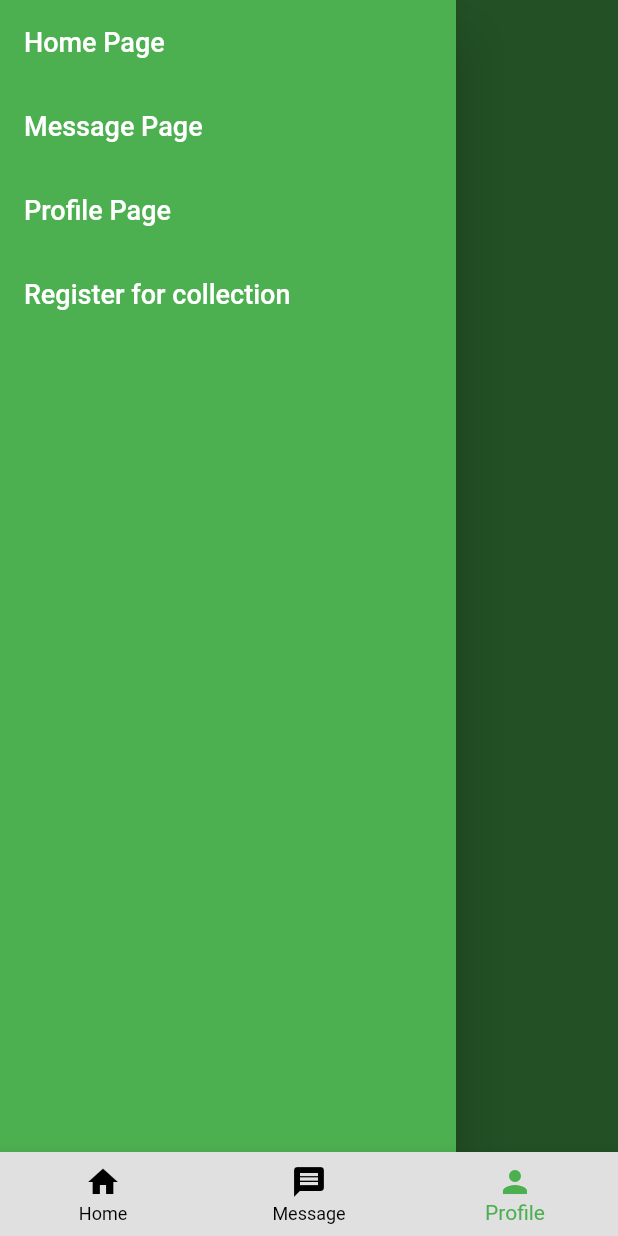
After one commit to rono516/e_safi, a Flutter app: the BottomNavigationPage screen opened directly, item 3 of the bottom bar chosen, with the side drawer open, on a phone screen of 412 x 824 dp. The commit adds this screen. Run offline on Flutter 3.47's test engine with Material 2 defaults, Android fonts, the phone set to English and light mode, and no system bars; our stand-ins replace cloud_firestore, firebase_auth, firebase_core; missing offline and left inert: mpesa_flutter_plugin; accounts and stored records are empty.

Commit message:
navigation

```diff
--- a/lib/pages/home_page.dart
+++ b/lib/pages/home_page.dart
@@ -1,8 +1,10 @@
 // ignore_for_file: prefer_const_constructors, prefer_const_literals_to_create_immutables, duplicate_ignore
 import 'package:firebase_auth/firebase_auth.dart';
 import 'package:flutter/material.dart';
-import 'package:wasteapp/pages/login.dart';
 import 'package:wasteapp/pages/main_screen.dart';
+import 'package:wasteapp/pages/message_page.dart';
+import 'package:wasteapp/pages/profile_page.dart';
+import 'package:wasteapp/widgets/drawer.dart';
 import 'collection_page.dart';
 import '../widgets/exercise_title.dart';
 import 'package:intl/intl.dart';
@@ -23,18 +25,7 @@ class _HomePageState extends State<HomePage> {
   @override
   Widget build(BuildContext context) {
     return Scaffold(
-      drawer: Drawer(
-          child: Container(
-        color: Colors.green[500],
-        child: ListView(children: [
-          TextButton(
-              onPressed: signOut,
-              child: Text('Logout', style: TextStyle(color: Colors.white))),
-          TextButton(
-              onPressed: () {},
-              child: Text('My Profile', style: TextStyle(color: Colors.white)))
-        ]),
-      )),
+      drawer: MainDrawer(),
       backgroundColor: Colors.green[800],
       body: SafeArea(
         child: Column(children: [
@@ -177,14 +168,6 @@ class _HomePageState extends State<HomePage> {
           ),
         ]),
       ),
-      bottomNavigationBar: BottomNavigationBar(items: <BottomNavigationBarItem>[
-        BottomNavigationBarItem(icon: Icon(Icons.home), label: 'Home'),
-        BottomNavigationBarItem(icon: Icon(Icons.message), label: 'Message'),
-        BottomNavigationBarItem(
-          icon: Icon(Icons.person),
-          label: 'Logout',
-        ),
-      ]),
     );
   }
 }
@@ -198,3 +181,34 @@ Future<void> signOut() async {
     MaterialPageRoute(builder: ((context) => MainScreen()));
   });
 }
+
+class BottomNavigationPage extends StatefulWidget {
+  const BottomNavigationPage({Key? key}) : super(key: key);
+
+  @override
+  State<BottomNavigationPage> createState() => _BottomNavigationPageState();
+}
+
+class _BottomNavigationPageState extends State<BottomNavigationPage> {
+  int currentIndex = 0;
+  final _pages = [HomePage(), MessagePage(), ProfilePage()];
+  @override
+  Widget build(BuildContext context) {
+    return Scaffold(
+      body: _pages[currentIndex],
+      bottomNavigationBar: BottomNavigationBar(
+          currentIndex: currentIndex,
+          backgroundColor: Colors.grey[300],
+          selectedItemColor: Colors.green,
+          unselectedItemColor: Colors.black,
+          type: BottomNavigationBarType.fixed,
+          onTap: (index) => setState(() => currentIndex = index),
+          items: <BottomNavigationBarItem>[
+            BottomNavigationBarItem(icon: Icon(Icons.home), label: 'Home'),
+            BottomNavigationBarItem(
+                icon: Icon(Icons.message), label: 'Message'),
+            BottomNavigationBarItem(icon: Icon(Icons.person), label: 'Profile'),
+          ]),
+    );
+  }
+}
--- a/lib/pages/main_screen.dart
+++ b/lib/pages/main_screen.dart
@@ -30,7 +30,8 @@ class MainScreen extends StatelessWidget {
                     if (user['wrool'] == 'Collector') {
                       return CollectorPgae();
                     } else if (user['wrool'] == 'Tenant') {
-                      return HomePage();
+                      //return HomePage();
+                      return BottomNavigationPage();
                     }
                   }
                   return Material(
--- /dev/null
+++ b/lib/pages/profile_page.dart
@@ -0,0 +1,52 @@
+// ignore_for_file: prefer_const_literals_to_create_immutables
+
+import 'package:flutter/material.dart';
+import 'package:firebase_auth/firebase_auth.dart';
+import 'package:wasteapp/pages/main_screen.dart';
+import 'package:wasteapp/widgets/drawer.dart';
+
+class ProfilePage extends StatelessWidget {
+  const ProfilePage({Key? key}) : super(key: key);
+  static const routeName = '/profile_page';
+
+  @override
+  Widget build(BuildContext context) {
+    return Scaffold(
+      drawer: const MainDrawer(),
+      backgroundColor: Colors.green,
+      body: SafeArea(
+        child: Padding(
+          padding: const EdgeInsets.all(15.0),
+          child: Column(
+            crossAxisAlignment: CrossAxisAlignment.start,
+            // ignore: prefer_const_constructors
+            children: [
+              Text(
+                'User Profile',
+                style: TextStyle(
+                  color: Colors.grey[300],
+                  fontWeight: FontWeight.bold,
+                  fontSize: 20,
+                ),
+              ),
+              Text('Name',
+                  style: TextStyle(color: Colors.grey[300], fontSize: 20)),
+              Text('Email',
+                  style: TextStyle(color: Colors.grey[300], fontSize: 20)),
+              TextButton(
+                  onPressed: signOut,
+                  child: Text('Logout',
+                      style: TextStyle(color: Colors.grey[300], fontSize: 20)))
+            ],
+          ),
+        ),
+      ),
+    );
+  }
+}
+
+Future<void> signOut() async {
+  await FirebaseAuth.instance.signOut().then((value) {
+    MaterialPageRoute(builder: ((context) => const MainScreen()));
+  });
+}
--- /dev/null
+++ b/lib/widgets/drawer.dart
@@ -0,0 +1,85 @@
+// ignore_for_file: unnecessary_new
+
+import 'package:flutter/material.dart';
+import 'package:wasteapp/pages/collection_register.dart';
+import 'package:wasteapp/pages/home_page.dart';
+import 'package:wasteapp/pages/message_page.dart';
+import 'package:wasteapp/pages/profile_page.dart';
+
+class MainDrawer extends StatelessWidget {
+  const MainDrawer({Key? key}) : super(key: key);
+
+  @override
+  Widget build(BuildContext context) {
+    return Drawer(
+        child: Container(
+      color: Colors.green[500],
+      // ignore: prefer_const_literals_to_create_immutables
+      child: ListView(children: [
+        // ignore: prefer_const_constructors
+        ListTile(
+          title: const Text(
+            'Home Page',
+            style: TextStyle(color: Colors.white, fontSize: 18),
+          ),
+          onTap: () {
+            Navigator.push(
+                context,
+                new MaterialPageRoute(
+                    builder: (context) => const BottomNavigationPage()));
+            // Navigator.of(context).pushNamed(MessagePage.routeName);
+            // Navigator.of(context).pop();
+          },
+        ),
+        ListTile(
+          title: const Text(
+            'Message Page',
+            style: TextStyle(color: Colors.white, fontSize: 18),
+          ),
+          onTap: () {
+            Navigator.push(
+                context,
+                new MaterialPageRoute(
+                    builder: (context) => const MessagePage()));
+          },
+        ),
+        ListTile(
+          title: const Text(
+            'Profile Page',
+            style: TextStyle(color: Colors.white, fontSize: 18),
+          ),
+          onTap: () {
+            Navigator.push(
+                context,
+                new MaterialPageRoute(
+                    builder: (context) => const ProfilePage()));
+            // Navigator.of(context).pushNamed(ProfilePage.routeName);
+            // Navigator.of(context).pop();
+          },
+        ),
+        ListTile(
+          title: const Text(
+            'Register for collection',
+            style: TextStyle(color: Colors.white, fontSize: 18),
+          ),
+          onTap: () {
+            Navigator.push(
+                context,
+                new MaterialPageRoute(
+                    builder: (context) => const CollectionRegister()));
+          },
+        ),
+        // TextButton(
+        //     onPressed: () =>
+        //         Navigator.of(context).pushNamed(MessagePage.routeName),
+        //     child: const Text('Message Page',
+        //         style: TextStyle(color: Colors.white, fontSize: 18))),
+        // TextButton(
+        //     onPressed: () =>
+        //         Navigator.of(context).pushNamed(ProfilePage.routeName),
+        //     child: const Text('Profile Page',
+        //         style: TextStyle(color: Colors.white, fontSize: 18)))
+      ]),
+    ));
+  }
+}
```
Also changed, not shown: lib/pages/collection_register.dart (+10 -10 lines), lib/pages/message_page.dart (added, +36 -0 lines).
